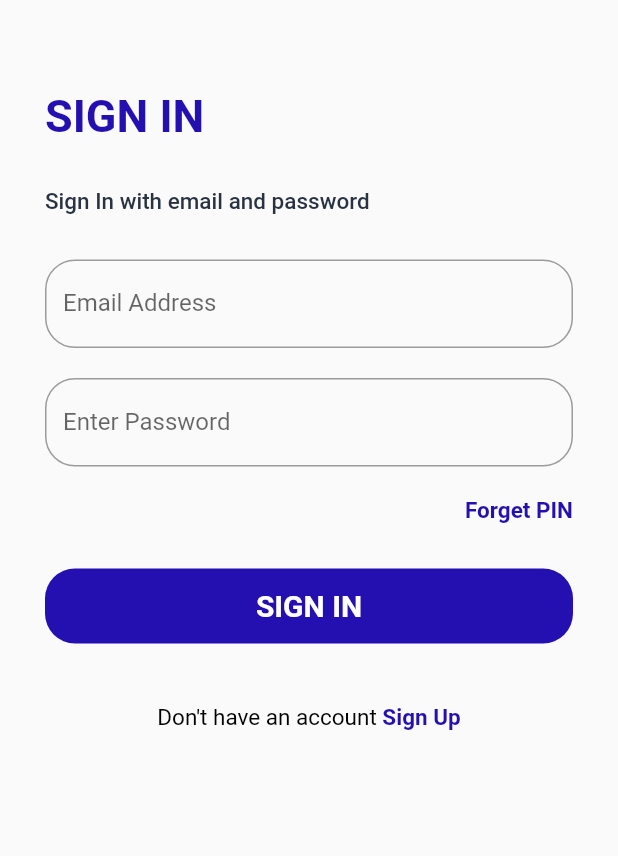
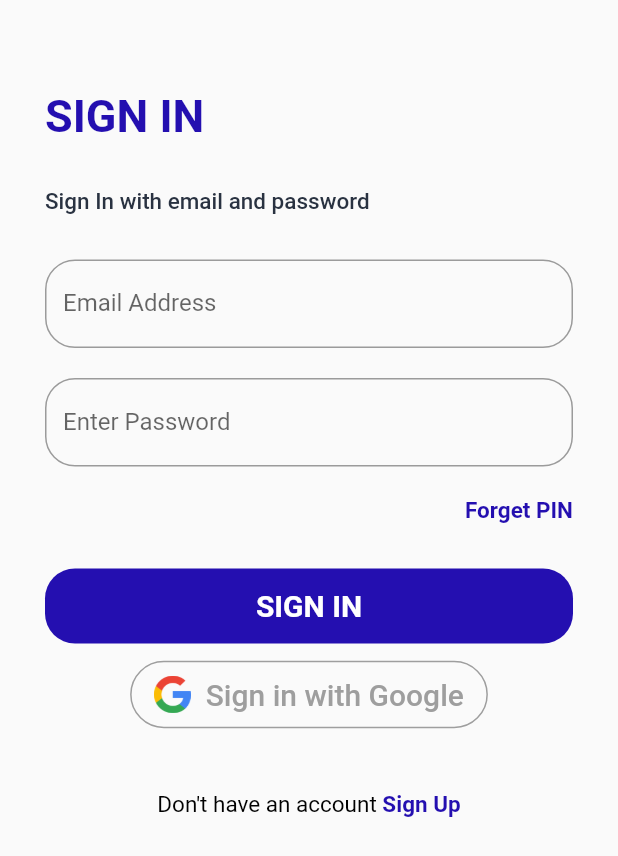
Before and after one commit to KendiJ/Glumor, a Flutter app: the screen it shows after launch, on a phone screen of 412 x 824 dp. Shown: the top 856 px of the screen. Run offline on Flutter 3.47's test engine with Material 2 defaults, Android fonts, the phone set to English and light mode, and no system bars; our stand-ins replace firebase_auth, firebase_core, google_nav_bar, google_sign_in; accounts and stored records are empty.

Commit message:
Sign in With Google set

```diff
--- a/lib/screens/auth/sign_in.dart
+++ b/lib/screens/auth/sign_in.dart
@@ -1,3 +1,5 @@
+
+
 import 'package:flutter/gestures.dart';
 import 'package:flutter/material.dart';
 import 'package:glumor/app/app_colors.dart';
@@ -9,6 +11,7 @@ import 'package:glumor/screens/auth/sign_up.dart';
 import 'package:glumor/screens/pages/home.dart';
 import 'package:glumor/screens/widgets/buttons.dart';
 import 'package:glumor/screens/widgets/spacer.dart';
+import 'package:glumor/services/auth.dart';
 
 class SignIn extends StatefulWidget {
   static const id = 'sign_in';
@@ -90,6 +93,14 @@ class _SignInState extends State<SignIn> {
               ),
               onPressed: () => Navigator.pushNamed(context, Home.id),
             ),
+            Height10(),
+            Column(
+              mainAxisSize: MainAxisSize.max,
+              mainAxisAlignment: MainAxisAlignment.center,
+              children: [
+                _signInButton(),
+              ],
+            ),
             Height40(),
             RichText(
               textAlign: TextAlign.center,
@@ -121,3 +132,41 @@ class _SignInState extends State<SignIn> {
     );
   }
 }
+
+_signInButton() {
+  return OutlineButton(
+      splashColor: Colors.grey,
+
+      onPressed: () {
+  signInWithGoogle().then((result) {
+    if (result != null) {
+      Navigator.push(context, MaterialPageRoute(builder: (BuildContext context) => SignUp()));
+    }
+  });
+},
+
+      shape: RoundedRectangleBorder(borderRadius: BorderRadius.circular(40)),
+      highlightElevation: 0,
+      borderSide: BorderSide(color: Colors.grey),
+      child: Padding(
+        padding: const EdgeInsets.fromLTRB(0, 10, 0, 10),
+        child: Row(
+          mainAxisSize: MainAxisSize.min,
+          mainAxisAlignment: MainAxisAlignment.center,
+          children: <Widget>[
+            Image(image: AssetImage("assets/logo/google_logo.png"), height: 25.0),
+            Padding(
+              padding: const EdgeInsets.only(left: 10),
+              child: Text(
+                'Sign in with Google',
+                style: TextStyle(
+                  fontSize: 20,
+                  color: Colors.grey,
+                ),
+              ),
+            )
+          ],
+        ),
+      ),
+    );
+}
--- a/pubspec.yaml
+++ b/pubspec.yaml
@@ -51,8 +51,8 @@ flutter:
   uses-material-design: true
 
   # To add assets to your application, add an assets section, like this:
-  # assets:
-  #   - images/a_dot_burr.jpeg
+  assets:
+    - assets/logo/google_logo.png
   #   - images/a_dot_ham.jpeg
 
   # An image asset can refer to one or more resolution-specific "variants", see
```
Also changed, not shown: assets/logo/google_logo.png (added).
